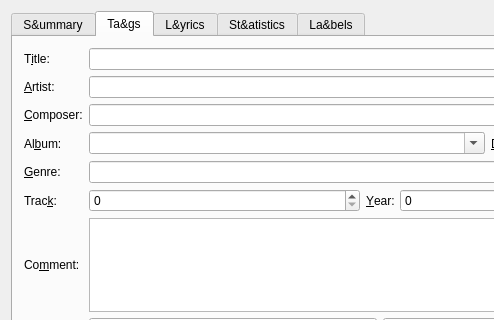
First picture: the form in src/dialogs/tagdialogbase.ui, repository KDE/amarok, before the edit; both pictures show x 0 to 494 and y 0 to 320 of the 694 by 428 pixel window.
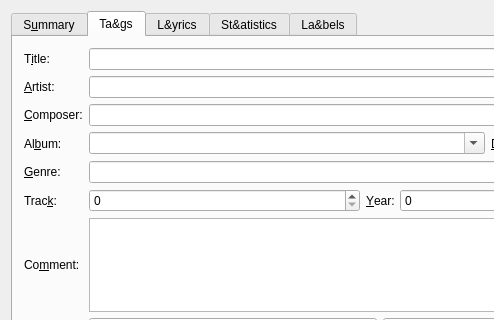
Second picture: the form after the edit. Custom widgets are drawn as their Qt base class.

Diff of the .ui file:
```diff
--- a/src/dialogs/tagdialogbase.ui
+++ b/src/dialogs/tagdialogbase.ui
@@ -39,7 +39,7 @@
          </rect>
         </property>
         <attribute name="title" >
-         <string>S&amp;&amp;ummary</string>
+         <string>S&amp;ummary</string>
         </attribute>
         <layout class="QVBoxLayout" name="verticalLayout_7" >
          <item>
```
